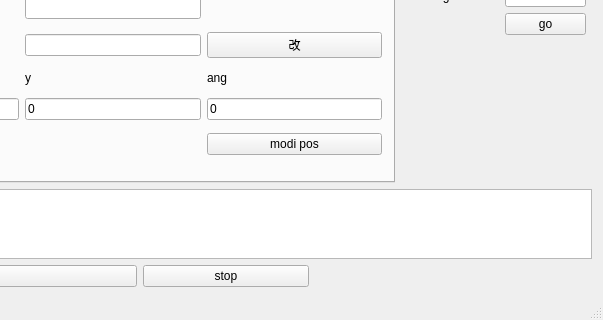
This is serial.ui in FloorTofOtheKFifthYO/car_pc as Qt 5 draws it before an edit; both pictures show x 180 to 783 and y 275 to 595 of the 783 by 595 pixel window. The edited form follows.
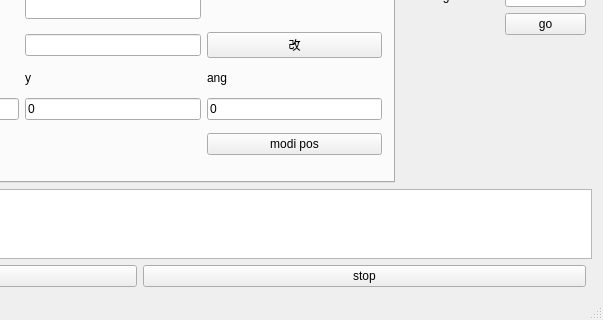
This is the edited form.

```diff
--- a/serial.ui
+++ b/serial.ui
@@ -910,7 +910,7 @@
       </property>
      </widget>
     </item>
-    <item row="16" column="1" colspan="2">
+    <item row="16" column="1" colspan="8">
      <widget class="QPushButton" name="stop">
       <property name="sizePolicy">
        <sizepolicy hsizetype="Expanding" vsizetype="Fixed">
```
